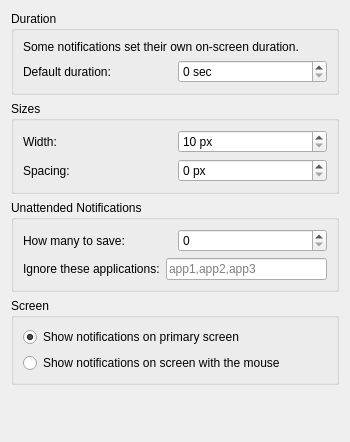
The window that config/advancedsettings.ui (lxqt/lxqt-notificationd) describes before a commit, drawn with Qt 5.
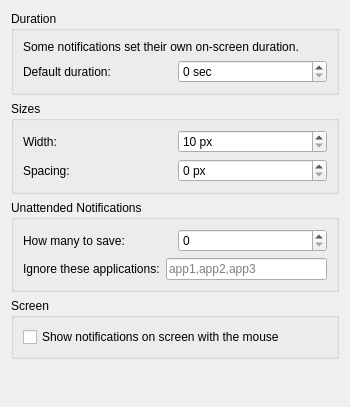
The same window after the commit.

Commit message: [REVIEWED]Tried to "fix" issue #208 "Customize behaviour on multi-screen setups" allowing user to select in config if the notification should show on primary screen or screen that contains mouse on it.

Diff of the .ui file:
```diff
--- a/config/advancedsettings.ui
+++ b/config/advancedsettings.ui
@@ -7,7 +7,7 @@
     <x>0</x>
     <y>0</y>
     <width>350</width>
-    <height>442</height>
+    <height>407</height>
    </rect>
   </property>
   <layout class="QGridLayout" name="gridLayout_2">
@@ -178,17 +178,10 @@
      </property>
      <layout class="QVBoxLayout" name="verticalLayout_3">
       <item>
-       <widget class="QRadioButton" name="primarybtn">
-        <property name="text">
-         <string>Show notifications on primary screen</string>
+       <widget class="QCheckBox" name="mousebtn">
+        <property name="toolTip">
+         <string>When unchecked the notification will always show on primary screen</string>
         </property>
-        <property name="checked">
-         <bool>true</bool>
-        </property>
-       </widget>
-      </item>
-      <item>
-       <widget class="QRadioButton" name="mousebtn">
         <property name="text">
          <string>Show notifications on screen with the mouse</string>
         </property>
```
The commit also changes 4 other files.
